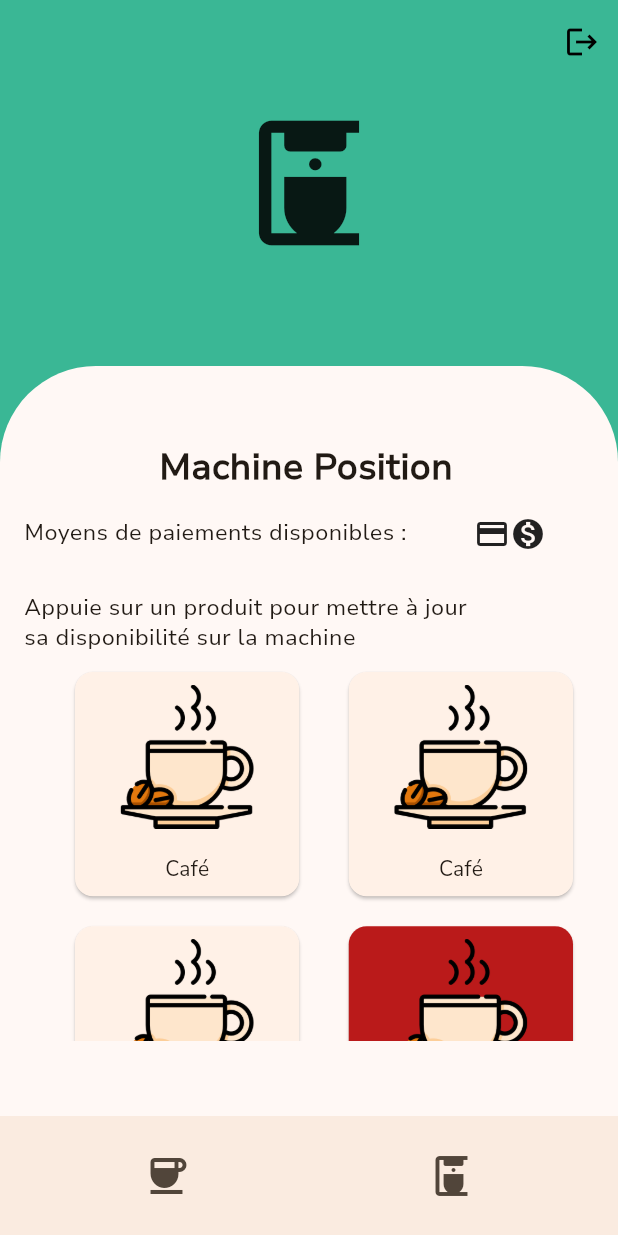
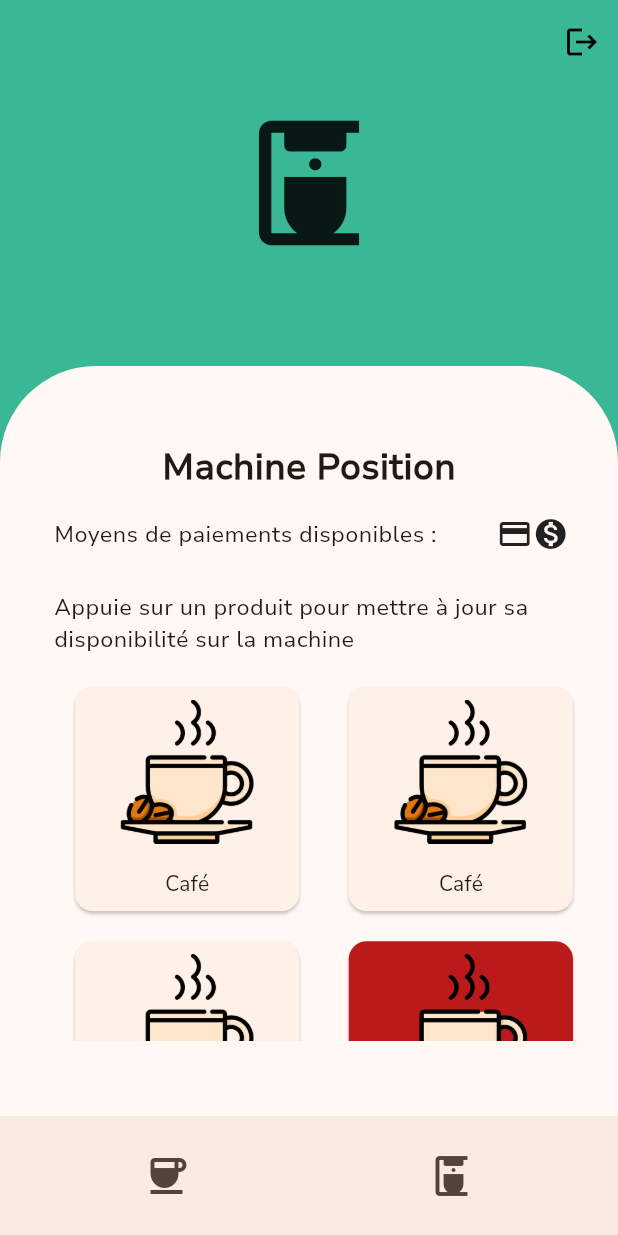
Before and after one commit to assanediouf18/Cupcare, a Flutter app: the MachineScreen widget shown alone on an empty page, opened directly, on a phone screen of 412 x 824 dp. Run offline on Flutter 3.47's test engine with Material 3 defaults, Android fonts, the phone set to English and light mode, and no system bars; our stand-ins replace google_fonts.

Commit message:
ProductScreen and MachineScreen centered

```diff
--- a/lib/Screns/machines_screen.dart
+++ b/lib/Screns/machines_screen.dart
@@ -1,4 +1,3 @@
-import 'package:cupcare/Components/machine_tile.dart';
 import 'package:cupcare/Components/product_card.dart';
 import 'package:cupcare/Components/scaffold_template.dart';
 import 'package:cupcare/color_schemes.g.dart';
@@ -18,10 +17,7 @@ class _MachineScreenState extends State<MachineScreen> {
   Widget build(BuildContext context) {
     var bottomAppBarIconSize = 32.0;
     var productGridView = buildProductGridView();
-    var machinesListView = buildMachinesListView();
     var bottomAppBar = getBottomAppBar(bottomAppBarIconSize);
-    var onBannerColor = showProductPage ? Colors.black : Colors.white;
-    var searchField = _getsearchField("Rechercher dans CupCare");
 
     return CupCareScaffoldTemplate(
       angle: 64,
@@ -41,71 +37,7 @@ class _MachineScreenState extends State<MachineScreen> {
       bottomAppBar: bottomAppBar,
       searchField: Container(),
       //child: Text('Hello'),
-      child: Stack(
-        children: [
-          Positioned(
-              top: 120,
-              width: 400,
-              height: 600,
-              child: FractionallySizedBox(
-                child: productGridView,
-                widthFactor: 0.85,
-                heightFactor: 0.90,
-              )),
-          Positioned(
-              top: 0,
-              left: 90,
-              child: Text(
-                'Machine Position',
-                style: TextStyle(
-                  fontWeight: FontWeight.bold,
-                  fontFamily: 'NunitoSans',
-                  fontSize: 24,
-                ),
-              )),
-          Positioned(
-              top: 50,
-              left: 0,
-              child: Text(
-                'Moyens de paiements disponibles :',
-                style: TextStyle(
-                  fontWeight: FontWeight.w500,
-                  fontFamily: 'NunitoSans',
-                  fontSize: 15,
-                ),
-              )),
-          Positioned(
-              top: 50,
-              left: 300,
-              child: Row(
-                children: [
-                  Icon(Icons.credit_card),
-                  Icon(Icons.monetization_on)
-                ],
-              )),
-          Positioned(
-              top: 100,
-              left: 0,
-              child: Text(
-                'Appuie sur un produit pour mettre à jour ',
-                style: TextStyle(
-                    fontFamily: 'NunitoSans',
-                    fontSize: 15,
-                    fontWeight: FontWeight.w500),
-              )),
-          Positioned(
-              top: 120,
-              left: 0,
-              child: Text(
-                'sa disponibilité sur la machine',
-                style: TextStyle(
-                  fontWeight: FontWeight.w500,
-                  fontFamily: 'NunitoSans',
-                  fontSize: 15,
-                ),
-              )),
-        ],
-      ),
+      child: ProductGrid(productGridView: productGridView),
     );
   }
 
@@ -151,47 +83,87 @@ class _MachineScreenState extends State<MachineScreen> {
       ],
     );
   }
+}
 
-  Widget buildMachinesListView() {
-    return ListView.builder(
-        itemCount: 10,
-        itemBuilder: (BuildContext context, int index) {
-          return MachineTile(
-              isWorking: index % 3 != 2,
-              cardAccepted: (index + 1) % 2 != 0,
-              coinAccepted: index % 6 != 0);
-        });
-  }
+class ProductGrid extends StatelessWidget {
+  const ProductGrid({
+    super.key,
+    required this.productGridView,
+  });
 
-  Container _getsearchField(var hintText) {
-    return Container(
-      margin: EdgeInsets.only(left: 40, right: 40),
-      decoration: BoxDecoration(boxShadow: [
-        BoxShadow(
-          color: Colors.black.withOpacity(0.11),
-          blurRadius: 40,
-          spreadRadius: 0.0,
-        )
-      ]),
-      child: TextField(
-        decoration: InputDecoration(
-            filled: true,
-            fillColor: Color.fromRGBO(217, 217, 217, 1.0),
-            contentPadding: EdgeInsets.all(10),
-            hintText: hintText,
-            hintStyle: TextStyle(
-              color: Colors.black,
-              fontSize: 16,
-            ),
-            prefixIcon: Padding(
-              padding: const EdgeInsets.all(12.0),
-              child: Image.asset('assets/images/search.png'),
-            ),
-            border: OutlineInputBorder(
-              borderRadius: BorderRadius.circular(15),
-              borderSide: BorderSide.none,
+  final GridView productGridView;
+
+  @override
+  Widget build(BuildContext context) {
+    return Stack(
+      children: [
+        Positioned(
+            top: 130,
+            width: 400,
+            height: 600,
+            child: FractionallySizedBox(
+              child: productGridView,
+              widthFactor: 0.85,
+              heightFactor: 0.90,
             )),
-      ),
+        //Positionnement du titre
+        Positioned(
+            top: 0,
+            left: 0,
+            right: 0,
+            child: Center(
+              child: Container(
+                child: Text(
+                  'Machine Position',
+                  style: TextStyle(
+                    fontWeight: FontWeight.bold,
+                    fontFamily: 'NunitoSans',
+                    fontSize: 24,
+                  ),
+                ),
+              ),
+            )),
+        //Positionnement des moyens de paiements dispo
+        Positioned(
+            top: 50,
+            left: 20,
+            child: Center(
+              child: Container(
+                child: Row(
+                  children: [
+                    Text(
+                      'Moyens de paiements disponibles :',
+                      style: TextStyle(
+                        fontWeight: FontWeight.w500,
+                        fontFamily: 'NunitoSans',
+                        fontSize: 15,
+                      ),
+                    ),
+                    SizedBox(
+                      width: 40,
+                    ),
+                    Icon(Icons.credit_card),
+                    Icon(Icons.monetization_on),
+                  ],
+                ),
+              ),
+            )),
+        Positioned(
+            top: 100,
+            left: 20,
+            right: 0,
+            child: Center(
+              child: Container(
+                child: Text(
+                  'Appuie sur un produit pour mettre à jour sa disponibilité sur la machine',
+                  style: TextStyle(
+                      fontFamily: 'NunitoSans',
+                      fontSize: 15,
+                      fontWeight: FontWeight.w500),
+                ),
+              ),
+            )),
+      ],
     );
   }
 }
--- a/lib/main.dart
+++ b/lib/main.dart
@@ -32,7 +32,7 @@ class MyApp extends StatelessWidget {
           ),
         ),
       ),
-      home: Login(),
+      home: ProductScreen(),
     );
   }
 }
```
Also changed, not shown: lib/Screns/products_screen.dart (+23 -20 lines).
